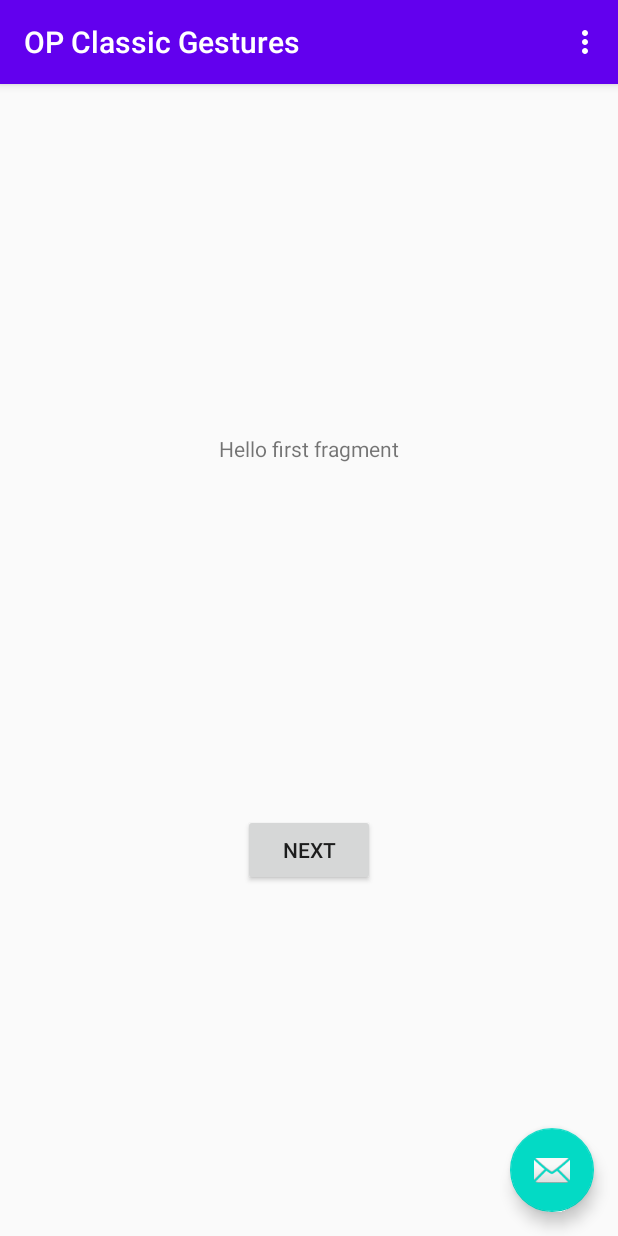
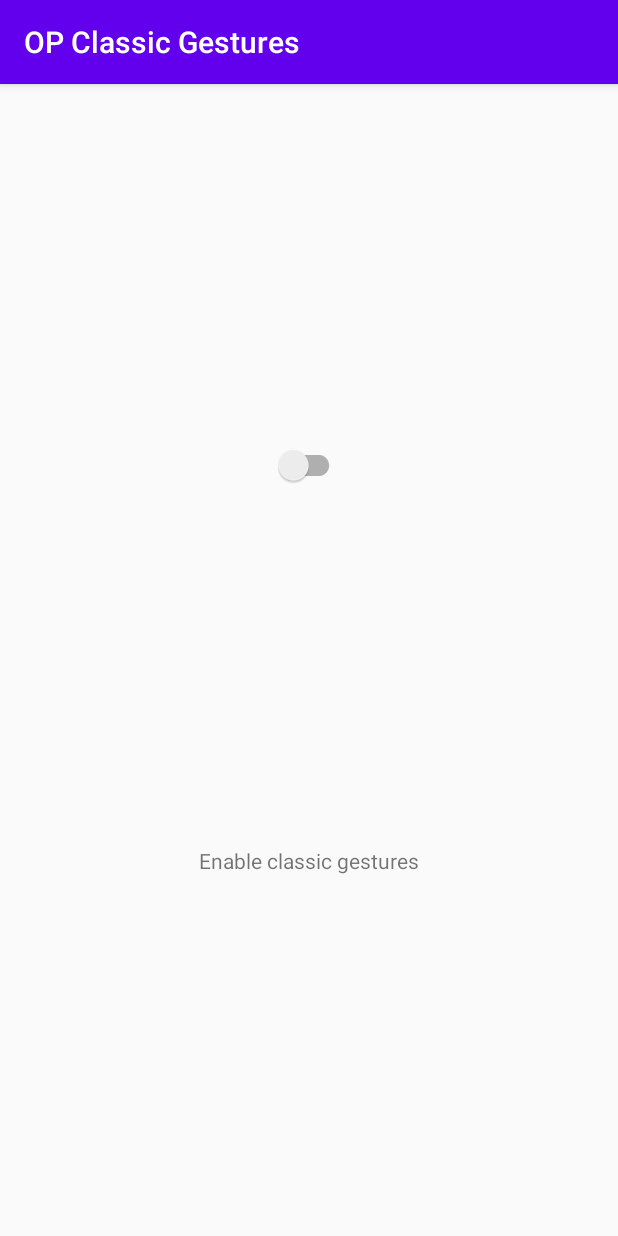
Before and after one commit to arkon/OPClassicGestures, an Android app: the screen it shows after launch (MainActivity), on a phone screen of 412 x 824 dp. Run offline under Robolectric (Android 15) with nearby library versions, the phone set to English and light mode, and no system bars; 1 statement that could not run was skipped.

Commit message:
Add setting toggling functionality

```diff
--- a/app/build.gradle
+++ b/app/build.gradle
@@ -8,8 +8,8 @@ android {
 
     defaultConfig {
         applicationId "me.echeung.opclassicgestures"
-        minSdkVersion 29
-        targetSdkVersion 29
+        minSdkVersion 22
+        targetSdkVersion 22
         versionCode 1
         versionName "1.0"
 
--- a/app/src/main/AndroidManifest.xml
+++ b/app/src/main/AndroidManifest.xml
@@ -1,6 +1,10 @@
 <?xml version="1.0" encoding="utf-8"?>
 <manifest xmlns:android="http://schemas.android.com/apk/res/android"
+    xmlns:tools="http://schemas.android.com/tools"
     package="me.echeung.opclassicgestures">
+
+    <uses-permission android:name="android.permission.WRITE_SETTINGS"
+        tools:ignore="ProtectedPermissions" />
 
     <application
         android:allowBackup="true"
@@ -15,7 +19,6 @@
             android:theme="@style/AppTheme.NoActionBar">
             <intent-filter>
                 <action android:name="android.intent.action.MAIN" />
-
                 <category android:name="android.intent.category.LAUNCHER" />
             </intent-filter>
         </activity>
--- a/app/src/main/java/me/echeung/opclassicgestures/FirstFragment.kt
+++ b/app/src/main/java/me/echeung/opclassicgestures/FirstFragment.kt
@@ -1,6 +1,7 @@
 package me.echeung.opclassicgestures
 
 import android.os.Bundle
+import android.provider.Settings
 import androidx.fragment.app.Fragment
 import android.view.LayoutInflater
 import android.view.View
@@ -27,8 +28,15 @@ class FirstFragment : Fragment() {
     override fun onViewCreated(view: View, savedInstanceState: Bundle?) {
         super.onViewCreated(view, savedInstanceState)
 
-        binding.buttonFirst.setOnClickListener {
-            findNavController().navigate(R.id.action_FirstFragment_to_SecondFragment)
+        binding.toggleSwitch.isChecked =
+            Settings.System.getInt(requireContext().contentResolver, SIDE_SETTING_KEY) == 0
+
+        binding.toggleSwitch.setOnCheckedChangeListener { _, checked ->
+            Settings.System.putInt(requireContext().contentResolver, SIDE_SETTING_KEY, if (checked) 0 else 1)
         }
     }
+
+    private companion object {
+        private const val SIDE_SETTING_KEY = "op_gesture_button_side_enabled"
+    }
 }
--- a/app/src/main/java/me/echeung/opclassicgestures/MainActivity.kt
+++ b/app/src/main/java/me/echeung/opclassicgestures/MainActivity.kt
@@ -1,11 +1,18 @@
 package me.echeung.opclassicgestures
 
+import android.Manifest
+import android.annotation.SuppressLint
+import android.app.Activity
+import android.content.Intent
+import android.content.pm.PackageManager
+import android.net.Uri
+import android.os.Build
 import android.os.Bundle
-import com.google.android.material.floatingactionbutton.FloatingActionButton
-import com.google.android.material.snackbar.Snackbar
+import android.provider.Settings
+import android.widget.Toast
 import androidx.appcompat.app.AppCompatActivity
-import android.view.Menu
-import android.view.MenuItem
+import androidx.core.app.ActivityCompat
+import androidx.core.content.ContextCompat
 import me.echeung.opclassicgestures.databinding.ActivityMainBinding
 
 class MainActivity : AppCompatActivity() {
@@ -20,25 +27,56 @@ class MainActivity : AppCompatActivity() {
 
         setSupportActionBar(binding.toolbar)
 
-        binding.fab.setOnClickListener { view ->
-            Snackbar.make(view, "Replace with your own action", Snackbar.LENGTH_LONG)
-                .setAction("Action", null).show()
+        if (checkSettingsPermission(this)) {
+            Toast.makeText(this, "Permission already granted", Toast.LENGTH_SHORT).show()
         }
     }
 
-    override fun onCreateOptionsMenu(menu: Menu): Boolean {
-        // Inflate the menu; this adds items to the action bar if it is present.
-        menuInflater.inflate(R.menu.menu_main, menu)
-        return true
+    @SuppressLint("NewApi")
+    override fun onActivityResult(
+        requestCode: Int,
+        resultCode: Int,
+        data: Intent?
+    ) {
+        super.onActivityResult(requestCode, resultCode, data)
+        if (requestCode == CODE_WRITE_SETTINGS_PERMISSION && Settings.System.canWrite(this)) {
+            Toast.makeText(this, "Permission granted", Toast.LENGTH_SHORT).show()
+        }
     }
 
-    override fun onOptionsItemSelected(item: MenuItem): Boolean {
-        // Handle action bar item clicks here. The action bar will
-        // automatically handle clicks on the Home/Up button, so long
-        // as you specify a parent activity in AndroidManifest.xml.
-        return when (item.itemId) {
-            R.id.action_settings -> true
-            else -> super.onOptionsItemSelected(item)
+    override fun onRequestPermissionsResult(
+        requestCode: Int,
+        permissions: Array<String?>,
+        grantResults: IntArray
+    ) {
+        super.onRequestPermissionsResult(requestCode, permissions, grantResults)
+        if (requestCode == CODE_WRITE_SETTINGS_PERMISSION && grantResults[0] == PackageManager.PERMISSION_GRANTED) {
+            Toast.makeText(this, "Permission granted", Toast.LENGTH_SHORT).show()
         }
     }
+
+    private fun checkSettingsPermission(context: Activity): Boolean {
+        val permission: Boolean = if (Build.VERSION.SDK_INT >= Build.VERSION_CODES.M) {
+            Settings.System.canWrite(context)
+        } else {
+            ContextCompat.checkSelfPermission(context, Manifest.permission.WRITE_SETTINGS) == PackageManager.PERMISSION_GRANTED
+        }
+
+        if (!permission) {
+            if (Build.VERSION.SDK_INT >= Build.VERSION_CODES.M) {
+                val intent = Intent(Settings.ACTION_MANAGE_WRITE_SETTINGS).apply {
+                    data = Uri.parse("package:" + context.packageName)
+                }
+                context.startActivityForResult(intent, CODE_WRITE_SETTINGS_PERMISSION)
+            } else {
+                ActivityCompat.requestPermissions(context, arrayOf(Manifest.permission.WRITE_SETTINGS), CODE_WRITE_SETTINGS_PERMISSION)
+            }
+        }
+
+        return permission
+    }
+
+    private companion object {
+        private const val CODE_WRITE_SETTINGS_PERMISSION = 101
+    }
 }
--- a/app/src/main/res/layout/activity_main.xml
+++ b/app/src/main/res/layout/activity_main.xml
@@ -22,12 +22,4 @@
 
     <include layout="@layout/content_main" />
 
-    <com.google.android.material.floatingactionbutton.FloatingActionButton
-        android:id="@+id/fab"
-        android:layout_width="wrap_content"
-        android:layout_height="wrap_content"
-        android:layout_gravity="bottom|end"
-        android:layout_margin="@dimen/fab_margin"
-        app:srcCompat="@android:drawable/ic_dialog_email" />
-
 </androidx.coordinatorlayout.widget.CoordinatorLayout>
--- a/app/src/main/res/layout/content_main.xml
+++ b/app/src/main/res/layout/content_main.xml
@@ -16,4 +16,5 @@
         app:layout_constraintRight_toRightOf="parent"
         app:layout_constraintTop_toTopOf="parent"
         app:navGraph="@navigation/nav_graph" />
+
 </androidx.constraintlayout.widget.ConstraintLayout>
--- a/app/src/main/res/layout/fragment_first.xml
+++ b/app/src/main/res/layout/fragment_first.xml
@@ -6,23 +6,23 @@
     android:layout_height="match_parent"
     tools:context=".FirstFragment">
 
-    <TextView
-        android:id="@+id/textview_first"
+    <com.google.android.material.switchmaterial.SwitchMaterial
+        android:id="@+id/toggle_switch"
         android:layout_width="wrap_content"
         android:layout_height="wrap_content"
-        android:text="@string/hello_first_fragment"
-        app:layout_constraintBottom_toTopOf="@id/button_first"
+        app:layout_constraintBottom_toTopOf="@+id/switch_label"
         app:layout_constraintEnd_toEndOf="parent"
         app:layout_constraintStart_toStartOf="parent"
         app:layout_constraintTop_toTopOf="parent" />
 
-    <Button
-        android:id="@+id/button_first"
+    <TextView
+        android:id="@+id/switch_label"
         android:layout_width="wrap_content"
         android:layout_height="wrap_content"
-        android:text="@string/next"
+        android:text="@string/classic_gestures"
         app:layout_constraintBottom_toBottomOf="parent"
         app:layout_constraintEnd_toEndOf="parent"
         app:layout_constraintStart_toStartOf="parent"
-        app:layout_constraintTop_toBottomOf="@id/textview_first" />
+        app:layout_constraintTop_toBottomOf="@+id/toggle_switch" />
+
 </androidx.constraintlayout.widget.ConstraintLayout>
--- a/app/src/main/res/menu/menu_main.xml
+++ /dev/null
@@ -1,10 +0,0 @@
-<menu xmlns:android="http://schemas.android.com/apk/res/android"
-    xmlns:app="http://schemas.android.com/apk/res-auto"
-    xmlns:tools="http://schemas.android.com/tools"
-    tools:context="me.echeung.opclassicgestures.MainActivity">
-    <item
-        android:id="@+id/action_settings"
-        android:orderInCategory="100"
-        android:title="@string/action_settings"
-        app:showAsAction="never" />
-</menu>
--- a/app/src/main/res/navigation/nav_graph.xml
+++ b/app/src/main/res/navigation/nav_graph.xml
@@ -9,20 +9,6 @@
         android:id="@+id/FirstFragment"
         android:name="me.echeung.opclassicgestures.FirstFragment"
         android:label="@string/first_fragment_label"
-        tools:layout="@layout/fragment_first">
+        tools:layout="@layout/fragment_first"/>
 
-        <action
-            android:id="@+id/action_FirstFragment_to_SecondFragment"
-            app:destination="@id/SecondFragment" />
-    </fragment>
-    <fragment
-        android:id="@+id/SecondFragment"
-        android:name="me.echeung.opclassicgestures.SecondFragment"
-        android:label="@string/second_fragment_label"
-        tools:layout="@layout/fragment_second">
-
-        <action
-            android:id="@+id/action_SecondFragment_to_FirstFragment"
-            app:destination="@id/FirstFragment" />
-    </fragment>
 </navigation>
--- a/app/src/main/res/values/dimens.xml
+++ b/app/src/main/res/values/dimens.xml
@@ -1,3 +1,2 @@
 <resources>
-    <dimen name="fab_margin">16dp</dimen>
 </resources>
--- a/app/src/main/res/values/strings.xml
+++ b/app/src/main/res/values/strings.xml
@@ -1,12 +1,8 @@
 <resources>
     <string name="app_name">OP Classic Gestures</string>
-    <string name="action_settings">Settings</string>
+
     <!-- Strings used for fragments for navigation -->
     <string name="first_fragment_label">First Fragment</string>
-    <string name="second_fragment_label">Second Fragment</string>
-    <string name="next">Next</string>
-    <string name="previous">Previous</string>
 
-    <string name="hello_first_fragment">Hello first fragment</string>
-    <string name="hello_second_fragment">Hello second fragment. Arg: %1$s</string>
+    <string name="classic_gestures">Enable classic gestures</string>
 </resources>
```
Also changed, not shown: app/src/main/java/me/echeung/opclassicgestures/SecondFragment.kt (deleted, +0 -34 lines), app/src/main/res/layout/fragment_second.xml (deleted, +0 -27 lines).
